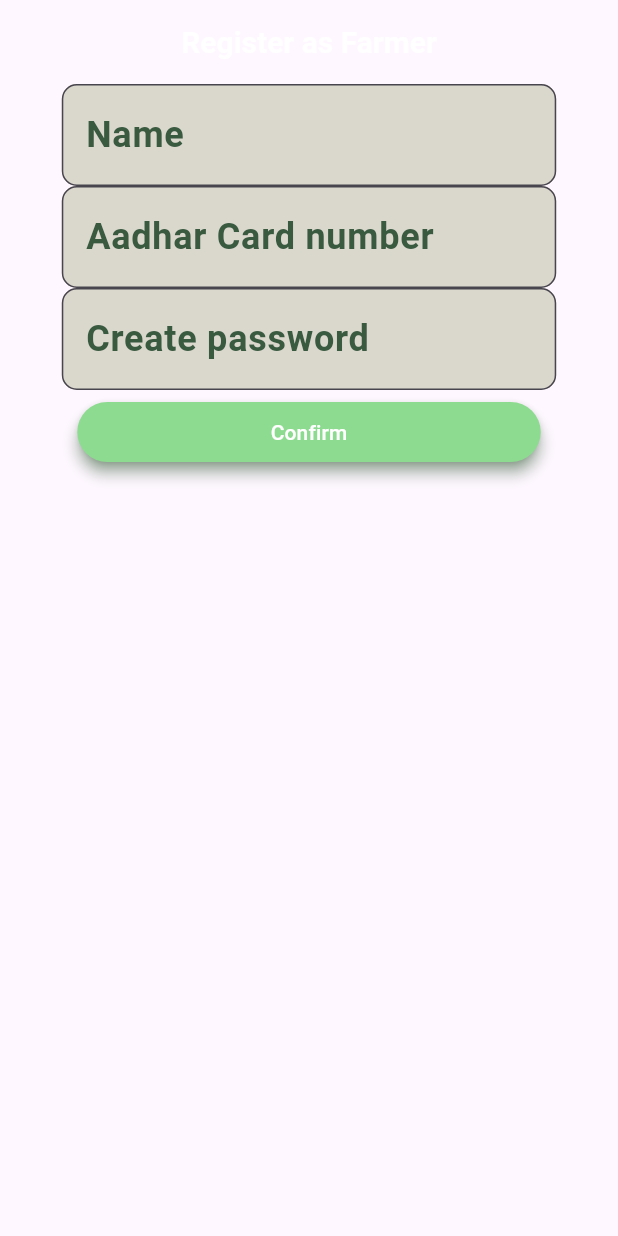
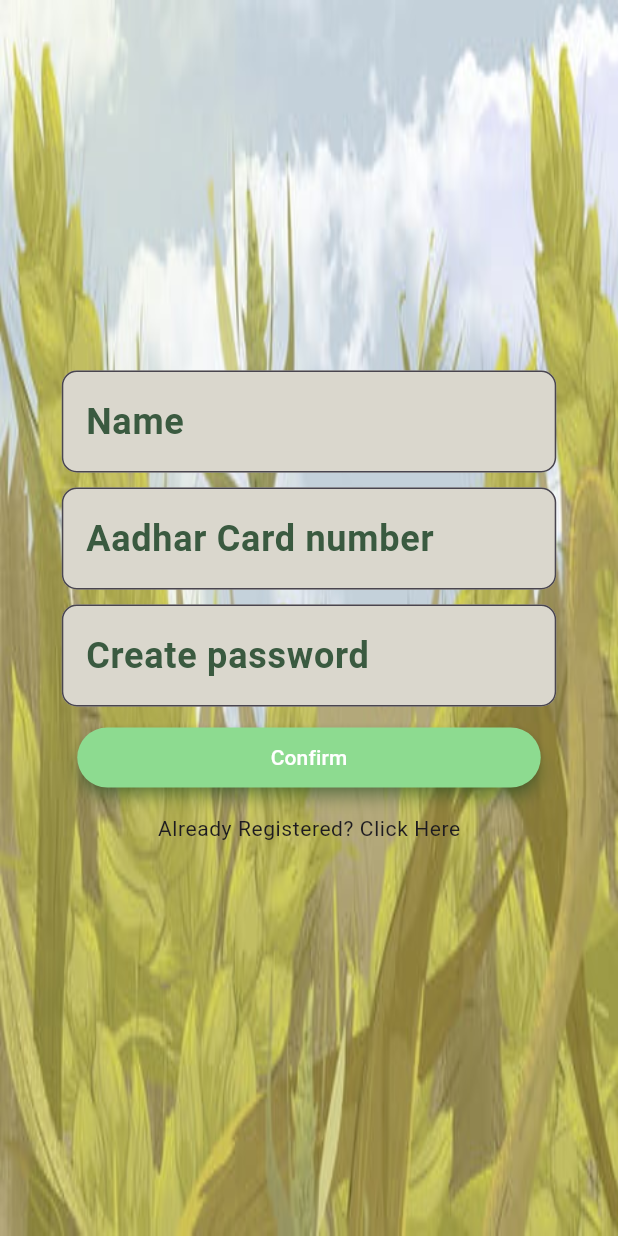
Before and after one commit to DRDiv/agriconnect-frontend, a Flutter app: the screen it shows after launch, on a phone screen of 412 x 824 dp. Run offline on Flutter 3.47's test engine with Material 3 defaults, Android fonts, the phone set to English and light mode, and no system bars; our stand-ins replace go_router; Roboto replaces fonts that are missing (Hind, Nunito).

Commit message:
added controllers to Login, background image to register

```diff
--- a/agriconnect/lib/src/screens/register.dart
+++ b/agriconnect/lib/src/screens/register.dart
@@ -19,9 +19,16 @@ class _RegisterScreenState extends State<RegisterScreen> {
   Widget build(BuildContext context) {
     final double width = MediaQuery.of(context).size.width;
     return Scaffold(
-        appBar: AppBar(title: Text('Register as Farmer')),
-        body: Center(
-          child: Form(
+        body: Stack(children: [
+      Image.asset(
+        'assets/image.png', // Replace with the path to your image
+        fit: BoxFit.fill,
+        width: double.infinity,
+        height: double.infinity,
+      ),
+      Center(
+        child: Column(mainAxisAlignment: MainAxisAlignment.center, children: [
+          Form(
             child: SizedBox(
               width: width * 0.8,
               child: Column(
@@ -30,26 +37,40 @@ class _RegisterScreenState extends State<RegisterScreen> {
                     decoration: InputDecoration(labelText: "Name"),
                     controller: _textEditingControllerName,
                   ),
+                  const SizedBox(
+                    height: 10,
+                  ),
                   TextFormField(
                     decoration:
                         InputDecoration(labelText: "Aadhar Card number"),
                     controller: _textEditingControllerAadhar,
                   ),
+                  const SizedBox(
+                    height: 10,
+                  ),
                   TextFormField(
                     decoration: InputDecoration(labelText: "Create password"),
                     controller: _textEditingControllerPassword,
                   ),
-                  Padding(
-                    padding: EdgeInsetsDirectional.symmetric(vertical: 4),
-                    child: SizedBox(
-                        width: width * 0.75,
-                        child: ElevatedButton(
-                            onPressed: () {}, child: const Text("Confirm"))),
-                  )
+                  const SizedBox(
+                    height: 10,
+                  ),
+                  SizedBox(
+                      width: width * 0.75,
+                      child: ElevatedButton(
+                          onPressed: () {}, child: const Text("Confirm"))),
+                  TextButton(
+                      onPressed: () {},
+                      child: Text(
+                        'Already Registered? Click Here',
+                        style: Theme.of(context).textTheme.bodySmall,
+                      ))
                 ],
               ),
             ),
           ),
-        ));
+        ]),
+      ),
+    ]));
   }
 }
```
Also changed, not shown: agriconnect/lib/src/screens/login.dart (+20 -7 lines).
